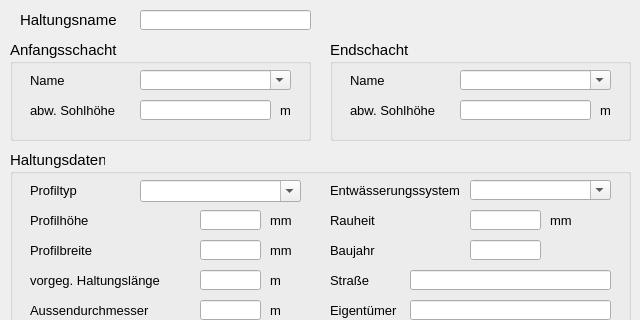
Qt form qkan/forms/qkan_haltungen.ui (SonkeHoffmann/QKan-1) before a commit; both pictures show x 0 to 640 and y 0 to 320 of the 640 by 600 pixel window.
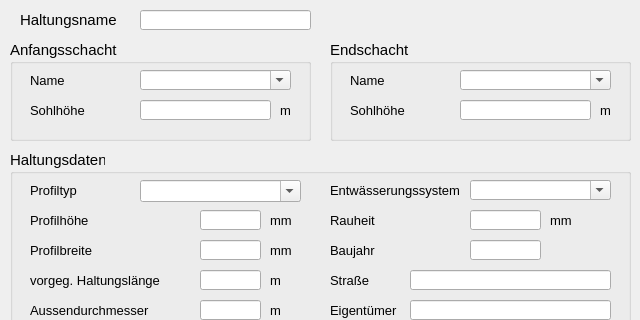
The same form after that commit. Custom widgets are drawn as their Qt base class.

The edit to the form file:
```diff
--- a/qkan/forms/qkan_haltungen.ui
+++ b/qkan/forms/qkan_haltungen.ui
@@ -110,7 +110,7 @@
       </font>
      </property>
      <property name="text">
-      <string>abw. Sohlhöhe</string>
+      <string>Sohlhöhe</string>
      </property>
     </widget>
     <widget class="QLabel" name="label_14">
@@ -264,7 +264,7 @@
       </font>
      </property>
      <property name="text">
-      <string>abw. Sohlhöhe</string>
+      <string>Sohlhöhe</string>
      </property>
     </widget>
     <widget class="QLabel" name="label_15">
```
